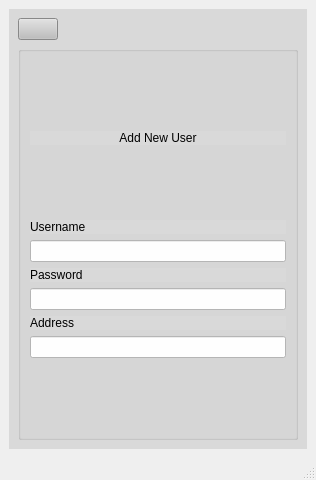
Qt form Library-system-2/mainwindow.ui (bern023/Library-system) before a commit.
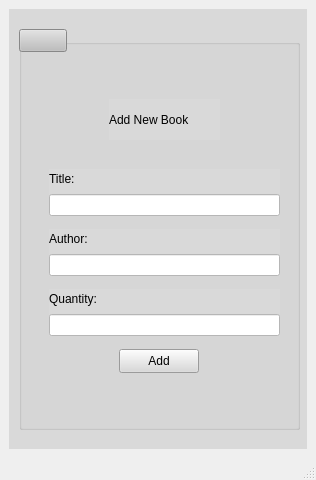
The same form after that commit. Icons and pictures are not drawn.

Patch:
```diff
--- a/Library-system-2/mainwindow.ui
+++ b/Library-system-2/mainwindow.ui
@@ -36,7 +36,7 @@
 background-color: rgb(217, 217, 217);</string>
       </property>
       <property name="currentIndex">
-       <number>5</number>
+       <number>6</number>
       </property>
       <widget class="QWidget" name="page_1">
        <layout class="QVBoxLayout" name="verticalLayout_3">
@@ -1100,7 +1100,7 @@
            <item>
             <widget class="QLabel" name="label_12">
              <property name="text">
-              <string>Username</string>
+              <string>Username:</string>
              </property>
             </widget>
            </item>
@@ -1117,7 +1117,7 @@
            <item>
             <widget class="QLabel" name="label_13">
              <property name="text">
-              <string>Password</string>
+              <string>Password:</string>
              </property>
             </widget>
            </item>
@@ -1134,7 +1134,7 @@
            <item>
             <widget class="QLabel" name="label_14">
              <property name="text">
-              <string>Address</string>
+              <string>Address:</string>
              </property>
             </widget>
            </item>
@@ -1163,6 +1163,142 @@
         </item>
        </layout>
       </widget>
+      <widget class="QWidget" name="page_7">
+       <widget class="QGroupBox" name="groupBox_7">
+        <property name="geometry">
+         <rect>
+          <x>10</x>
+          <y>30</y>
+          <width>281</width>
+          <height>391</height>
+         </rect>
+        </property>
+        <property name="title">
+         <string/>
+        </property>
+        <widget class="QLabel" name="label_15">
+         <property name="geometry">
+          <rect>
+           <x>90</x>
+           <y>60</y>
+           <width>111</width>
+           <height>41</height>
+          </rect>
+         </property>
+         <property name="text">
+          <string>Add New Book</string>
+         </property>
+        </widget>
+        <widget class="QPushButton" name="pushButton_addBook">
+         <property name="geometry">
+          <rect>
+           <x>100</x>
+           <y>310</y>
+           <width>80</width>
+           <height>24</height>
+          </rect>
+         </property>
+         <property name="text">
+          <string>Add</string>
+         </property>
+        </widget>
+        <widget class="QWidget" name="">
+         <property name="geometry">
+          <rect>
+           <x>30</x>
+           <y>130</y>
+           <width>231</width>
+           <height>47</height>
+          </rect>
+         </property>
+         <layout class="QVBoxLayout" name="verticalLayout_16">
+          <item>
+           <widget class="QLabel" name="label_16">
+            <property name="text">
+             <string>Title:</string>
+            </property>
+           </widget>
+          </item>
+          <item>
+           <widget class="QLineEdit" name="lineEdit_bookTitle">
+            <property name="styleSheet">
+             <string notr="true">background-color: rgb(255, 255, 255);</string>
+            </property>
+           </widget>
+          </item>
+         </layout>
+        </widget>
+        <widget class="QWidget" name="">
+         <property name="geometry">
+          <rect>
+           <x>30</x>
+           <y>190</y>
+           <width>231</width>
+           <height>47</height>
+          </rect>
+         </property>
+         <layout class="QVBoxLayout" name="verticalLayout_17">
+          <item>
+           <widget class="QLabel" name="label_17">
+            <property name="text">
+             <string>Author:</string>
+            </property>
+           </widget>
+          </item>
+          <item>
+           <widget class="QLineEdit" name="lineEdit_bookAuthor">
+            <property name="styleSheet">
+             <string notr="true">background-color: rgb(255, 255, 255);</string>
+            </property>
+           </widget>
+          </item>
+         </layout>
+        </widget>
+        <widget class="QWidget" name="">
+         <property name="geometry">
+          <rect>
+           <x>30</x>
+           <y>250</y>
+           <width>231</width>
+           <height>47</height>
+          </rect>
+         </property>
+         <layout class="QVBoxLayout" name="verticalLayout_18">
+          <item>
+           <widget class="QLabel" name="label_18">
+            <property name="text">
+             <string>Quantity:</string>
+            </property>
+           </widget>
+          </item>
+          <item>
+           <widget class="QLineEdit" name="lineEdit_bookAmount">
+            <property name="styleSheet">
+             <string notr="true">background-color: rgb(255, 255, 255);</string>
+            </property>
+           </widget>
+          </item>
+         </layout>
+        </widget>
+       </widget>
+       <widget class="QPushButton" name="pushButton_bckaddmodU_2">
+        <property name="geometry">
+         <rect>
+          <x>10</x>
+          <y>20</y>
+          <width>48</width>
+          <height>23</height>
+         </rect>
+        </property>
+        <property name="styleSheet">
+         <string notr="true">image: url(:/new/icons/icons/10261335_back_player_multimedia_icon.png);
+background-color: rgb(190, 190, 190);</string>
+        </property>
+        <property name="text">
+         <string/>
+        </property>
+       </widget>
+      </widget>
      </widget>
     </item>
    </layout>
```
Left out of the diff: 6 changed lines with no effect on the pictures.
